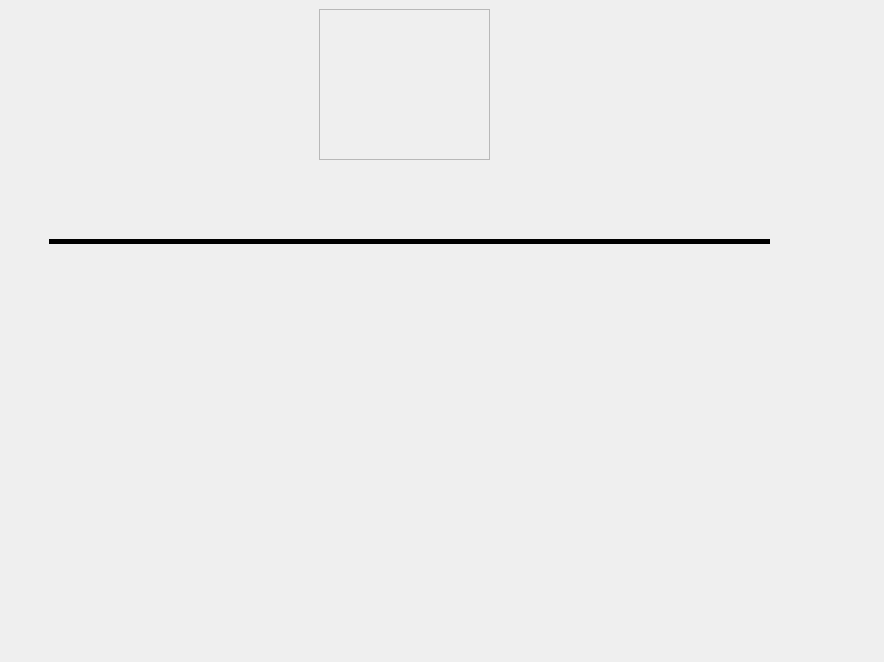
Qt form src/templates/apres_cont.ui (DanilloMLS/lepee) before a commit.
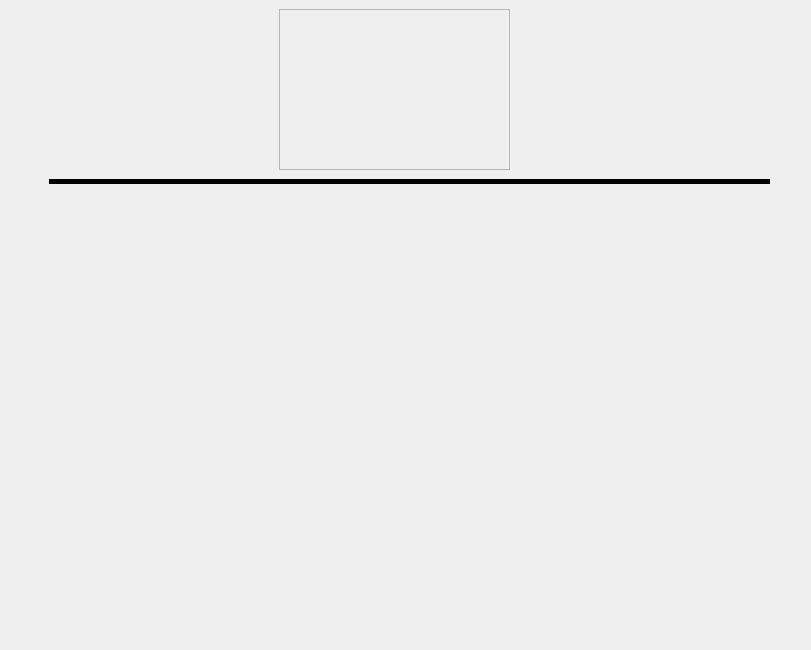
The same form after that commit.

```diff
--- a/src/templates/apres_cont.ui
+++ b/src/templates/apres_cont.ui
@@ -6,8 +6,8 @@
    <rect>
     <x>0</x>
     <y>0</y>
-    <width>884</width>
-    <height>662</height>
+    <width>811</width>
+    <height>650</height>
    </rect>
   </property>
   <property name="features">
@@ -23,10 +23,10 @@
       <widget class="QScrollArea" name="imgScrollArea">
        <property name="geometry">
         <rect>
-         <x>310</x>
+         <x>270</x>
          <y>0</y>
-         <width>171</width>
-         <height>151</height>
+         <width>231</width>
+         <height>161</height>
         </rect>
        </property>
        <property name="verticalScrollBarPolicy">
@@ -43,8 +43,8 @@
          <rect>
           <x>0</x>
           <y>0</y>
-          <width>169</width>
-          <height>149</height>
+          <width>229</width>
+          <height>159</height>
          </rect>
         </property>
        </widget>
@@ -52,10 +52,10 @@
       <widget class="QWidget" name="videoWidget" native="true">
        <property name="geometry">
         <rect>
-         <x>120</x>
-         <y>270</y>
-         <width>601</width>
-         <height>341</height>
+         <x>140</x>
+         <y>240</y>
+         <width>502</width>
+         <height>370</height>
         </rect>
        </property>
        <property name="styleSheet">
@@ -66,7 +66,7 @@
        <property name="geometry">
         <rect>
          <x>40</x>
-         <y>230</y>
+         <y>170</y>
          <width>721</width>
          <height>5</height>
         </rect>
```
